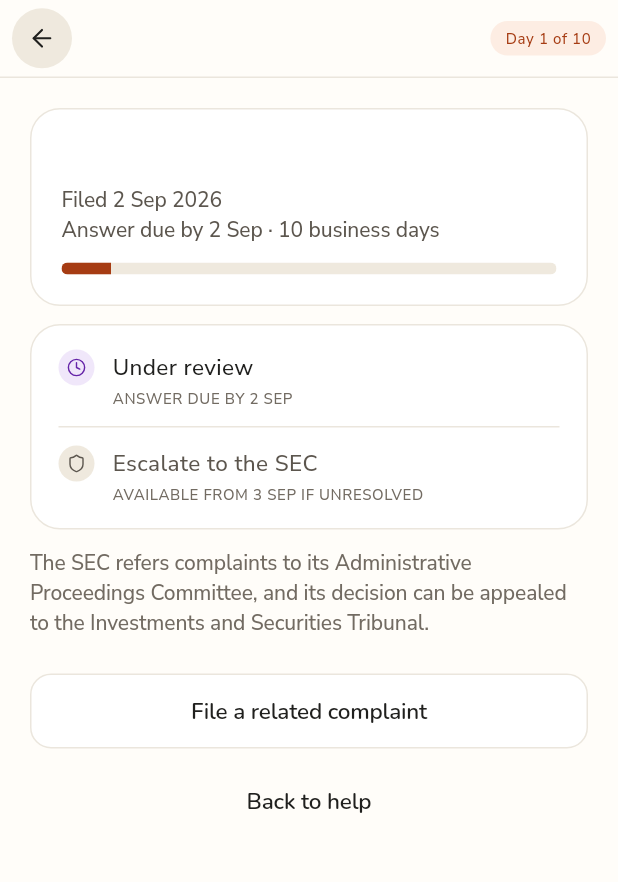
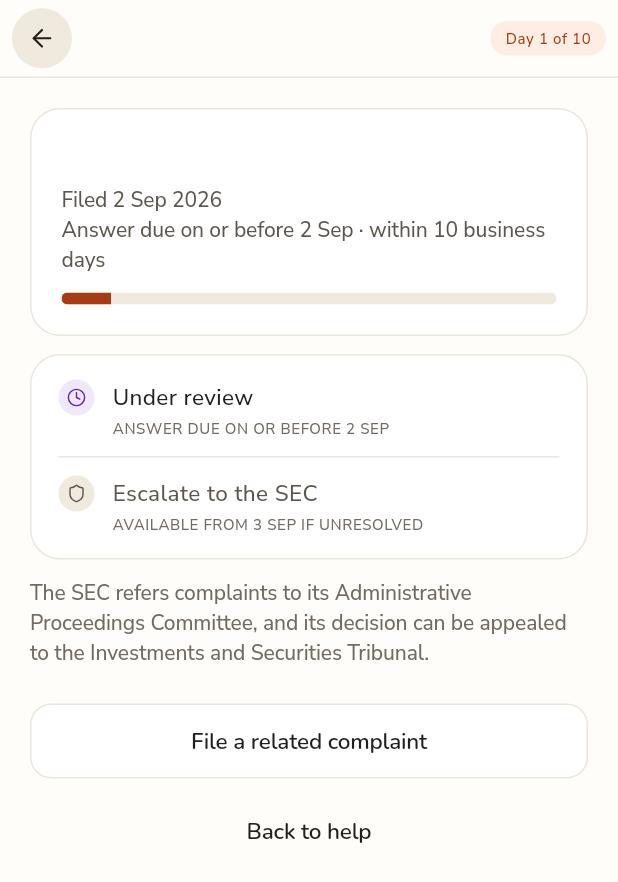
Before and after one commit to B3rry4r/Kudimata-Securities-Mobile, a Flutter app: the ComplaintTrackedScreen screen opened directly with empty values, on a phone screen of 412 x 824 dp. Shown: the top 882 px of the screen. Run offline on Flutter 3.47's test engine with Material 3 defaults, Android fonts, the phone set to English and light mode, and no system bars; our stand-ins replace camera, dio, file_picker, fl_chart, flutter_secure_storage, flutter_svg and 5 more; accounts and stored records are empty; project files that could hold a hidden picture were left out.

Commit message:
Say "on or before", not "by", on the complaint SLA
"We reply by 15 Mar" is technically on-or-before, but sitting next to a
"Day 14 of 14" countdown it read as a promise to take the whole window.
Three places now say it plainly:

  "We reply on or before 15 Mar."
  "Answer due on or before 15 Mar · within 10 business days"

The date and the 10-business-day figure are unchanged — both are the
backend's own computed answerDueAt (ANSWER_SLA_BUSINESS_DAYS), not copy.

Gates 0 fail, analyze clean, 124 tests, 138/138 captures, read by eye.

Co-Authored-By: Claude Opus 5 (1M context) <noreply@anthropic.com>
Claude-Session: https://claude.ai/code/session_01Auund2hJNU5RMvwFnqVEkJ

```diff
--- a/lib/screens/account/complaint_screen.dart
+++ b/lib/screens/account/complaint_screen.dart
@@ -326,7 +326,7 @@ class _OpenComplaintCard extends StatelessWidget {
             const SizedBox(height: 12),
             Text(
               'Raised ${formatComplaintDate(complaint.filedAt)} · reference ${complaint.reference}. '
-              'We reply by ${formatComplaintDate(complaint.answerDueAt)}.',
+              'We reply on or before ${formatComplaintDate(complaint.answerDueAt)}.',
               style: KType.data(color: KColor.ink2),
             ),
           ],
--- a/lib/screens/account/complaint_tracked_screen.dart
+++ b/lib/screens/account/complaint_tracked_screen.dart
@@ -133,7 +133,7 @@ class ComplaintTrackedScreen extends StatelessWidget {
           title: complaint.status == ComplaintStatus.escalated
               ? 'Escalated to the SEC'
               : 'Under review',
-          subtitle: 'Answer due by ${_formatDay(complaint.answerDueAt)}',
+          subtitle: 'Answer due on or before ${_formatDay(complaint.answerDueAt)}',
           state: _ComplaintStepState.active,
         ),
       );
@@ -187,7 +187,7 @@ class ComplaintTrackedScreen extends StatelessWidget {
                   style: KType.data(color: KColor.ink2),
                 ),
                 Text(
-                  'Answer due by $dueDay · 10 business days',
+                  'Answer due on or before $dueDay · within 10 business days',
                   style: KType.data(color: KColor.ink2),
                 ),
                 if (inWindow) ...[
```
